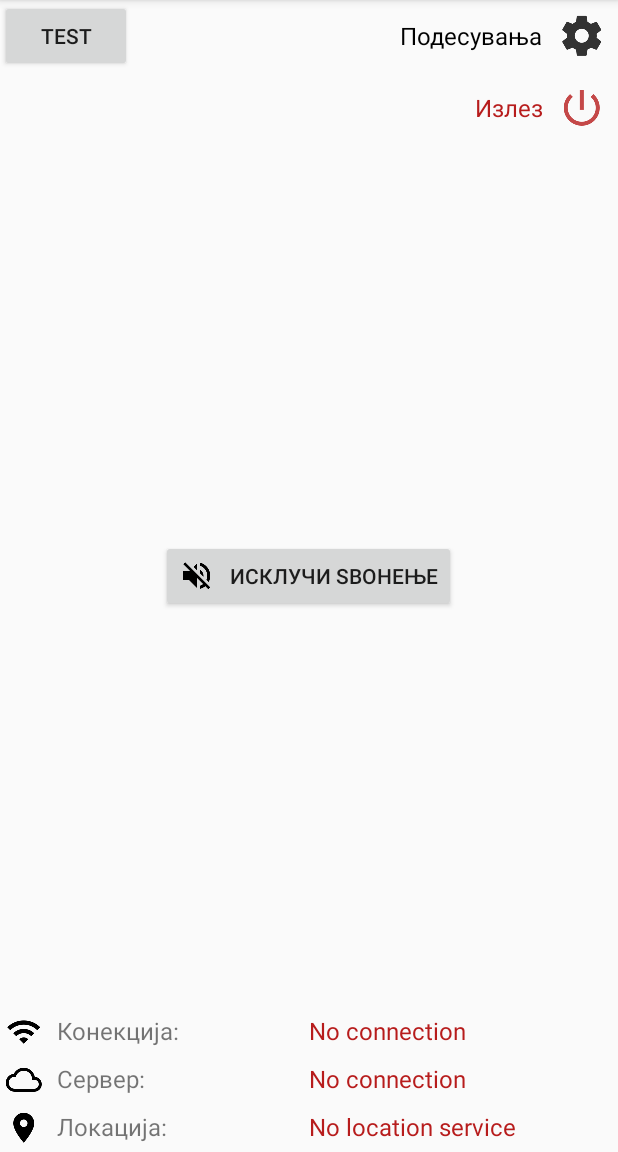
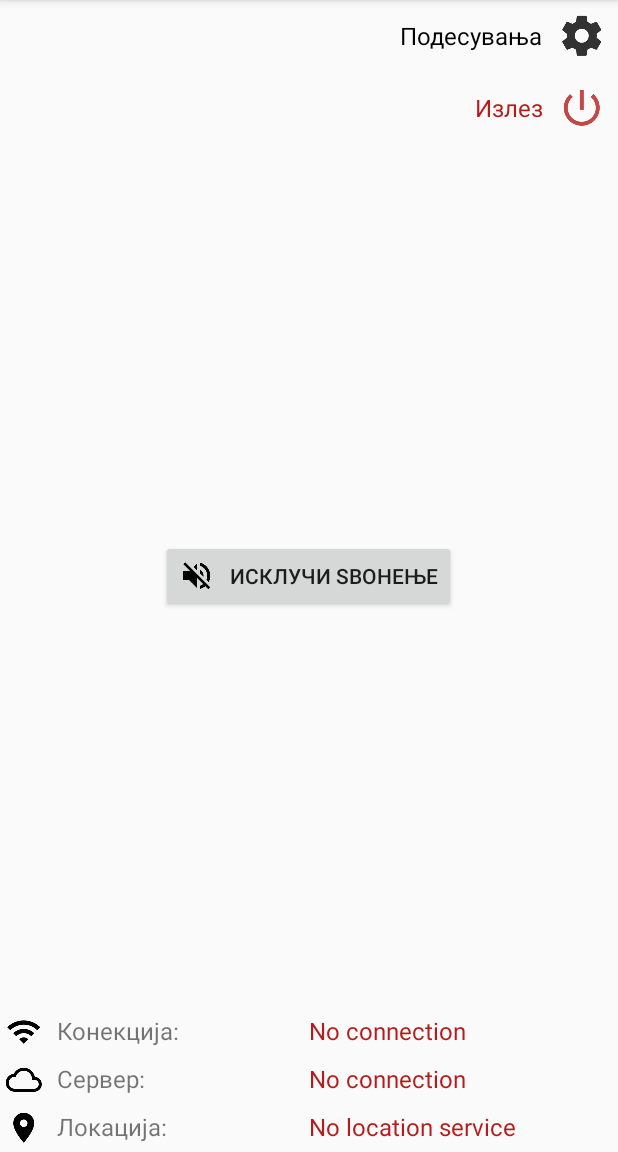
Before and after one commit to VelikovPetar/TaxiKooperant, an Android app: the MainActivity screen opened directly, with no data from a screen before it, on a phone screen of 412 x 824 dp, the part 84-1236 px from its top. Run offline under Robolectric (Android 15) with nearby library versions, the phone set to English and light mode, and no system bars; our stand-ins replace Dagger/Hilt's generated code, RxJava.

Commit message:
Removed unnecessary code.

```diff
--- a/app/src/main/java/com/petarvelikov/taxikooperant/constants/Constants.java
+++ b/app/src/main/java/com/petarvelikov/taxikooperant/constants/Constants.java
@@ -13,9 +13,7 @@ public class Constants {
     public interface ACTION {
         String START_FOREGROUND = "com.petarvelikov.taxikooperant.action.startforeground";
         String STOP_FOREGROUND = "com.petarvelikov.taxikooperant.action.stopforeground";
-        String START_SERVICE = "com.petarvelikov.taxikooperant.action.start";
         String STOP_SERVICE = "com.petarvelikov.taxikooperant.action.stop";
         String STOP_RINGING = "com.petarvelikov.taxikooperant.action.stopringing";
-        String START_RINGING = "com.petarvelikov.taxikooperant.action.startringing";
     }
 }
--- a/app/src/main/java/com/petarvelikov/taxikooperant/model/writer/MessagesGenerator.java
+++ b/app/src/main/java/com/petarvelikov/taxikooperant/model/writer/MessagesGenerator.java
@@ -2,6 +2,8 @@ package com.petarvelikov.taxikooperant.model.writer;
 
 import android.content.SharedPreferences;
 import android.location.Location;
+
+import com.petarvelikov.taxikooperant.constants.Constants;
 
 import java.util.Calendar;
 import java.util.Date;
@@ -12,7 +14,6 @@ import javax.inject.Singleton;
 @Singleton
 public class MessagesGenerator {
 
-    private static final String USER_ID = "user_id";
     private SharedPreferences sharedPreferences;
 
     @Inject
@@ -26,7 +27,7 @@ public class MessagesGenerator {
         // Najava na paket
         message[0] = message[1] = (byte) 'A';
         // Broj na vozach
-        String userId = sharedPreferences.getString(USER_ID, null);
+        String userId = sharedPreferences.getString(Constants.USER_ID, null);
         userId = padLeft(userId, 5, '0');
         byte[] bytes = userId.getBytes();
         message[2] = bytes[0];
--- a/app/src/main/java/com/petarvelikov/taxikooperant/view/MainActivity.java
+++ b/app/src/main/java/com/petarvelikov/taxikooperant/view/MainActivity.java
@@ -107,15 +107,6 @@ public class MainActivity extends AppCompatActivity {
     }
 
     private void bindUi() {
-        Button startButton = (Button) findViewById(R.id.btnStart);
-        startButton.setOnClickListener(new View.OnClickListener() {
-            @Override
-            public void onClick(View v) {
-                Intent intent = new Intent(MainActivity.this, TcpService.class);
-                intent.setAction(Constants.ACTION.START_RINGING);
-                startService(intent);
-            }
-        });
         setupExitButton();
         setupSettingsButton();
         setupStopButton();
--- a/app/src/main/java/com/petarvelikov/taxikooperant/view_model/MessageViewModel.java
+++ b/app/src/main/java/com/petarvelikov/taxikooperant/view_model/MessageViewModel.java
@@ -39,8 +39,6 @@ public class MessageViewModel {
 
                     @Override
                     public void onNext(@NonNull AbstractMessage abstractMessage) {
-                        if (message == abstractMessage)
-                            return;
                         message = abstractMessage;
                         messageSubject.onNext(message);
                         final RingBellMessage rbMessage = (RingBellMessage) abstractMessage;
--- a/app/src/main/res/layout/activity_main.xml
+++ b/app/src/main/res/layout/activity_main.xml
@@ -37,15 +37,6 @@
         android:text="@string/exit"
         android:textColor="@color/colorRed"
         android:textSize="16sp" />
-
-    <Button
-        android:id="@+id/btnStart"
-        android:layout_width="wrap_content"
-        android:layout_height="wrap_content"
-        android:layout_alignParentLeft="true"
-        android:layout_alignParentStart="true"
-        android:layout_alignParentTop="true"
-        android:text="TEST" />
 
     <TextView
         android:id="@+id/txtMessage"
```
Also changed, not shown: app/src/main/java/com/petarvelikov/taxikooperant/model/tcp/TcpService.java (+0 -19 lines), app/src/main/java/com/petarvelikov/taxikooperant/model/writer/TcpMessageWriter.java (+1 -8 lines).
